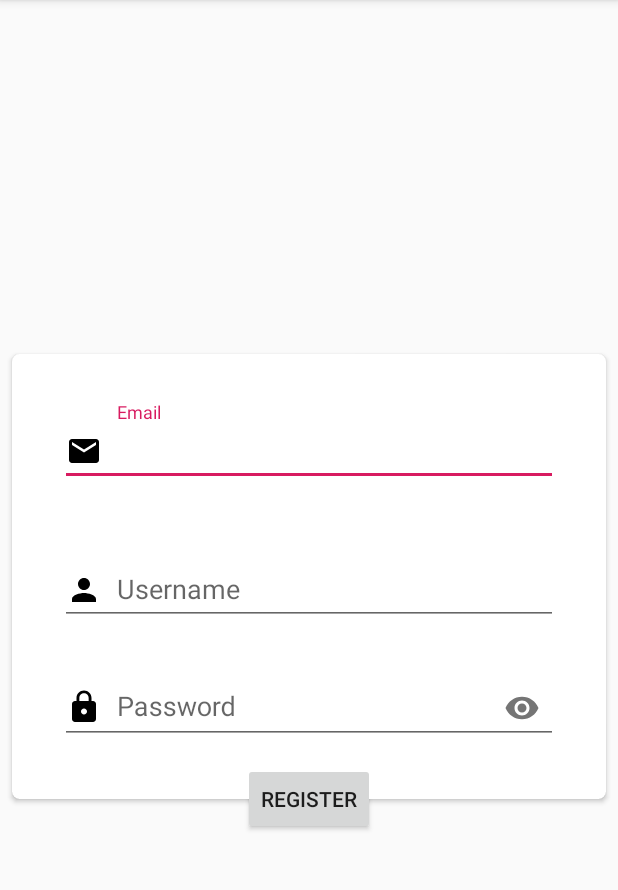
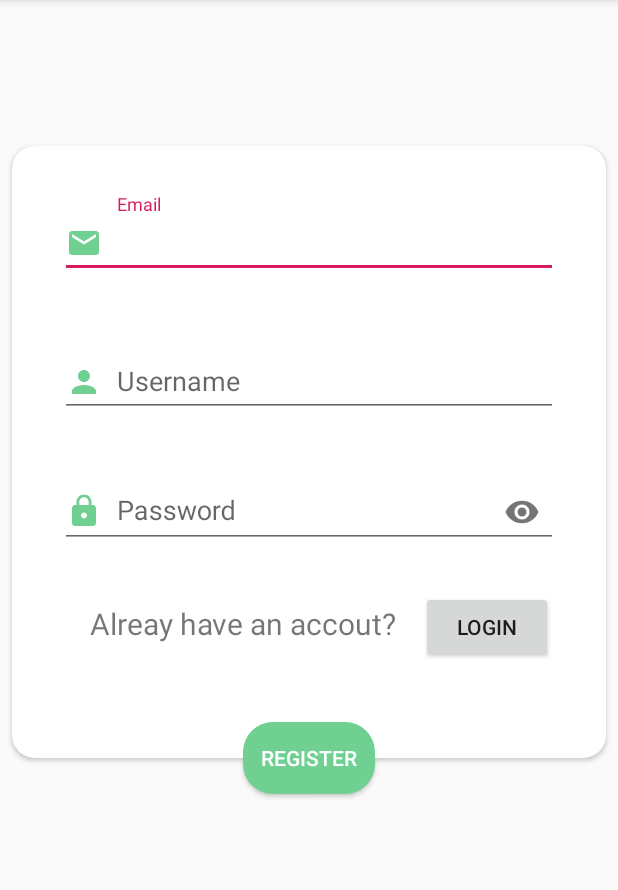
Before and after one commit to bikal3/BusSewa, an Android app: the fragment RegisterFragment shown on its own in the app's theme, on a phone screen of 412 x 824 dp, the part 84-974 px from its top. Run offline under Robolectric (Android 15) with nearby library versions, the phone set to English and light mode, and no system bars.

Commit message:
UI updated

```diff
--- /dev/null
+++ b/app/src/main/res/drawable/button_layout.xml
@@ -0,0 +1,6 @@
+<?xml version="1.0" encoding="utf-8"?>
+<shape xmlns:android="http://schemas.android.com/apk/res/android"
+    android:shape="rectangle">
+    <solid android:color="#6FD092"></solid>
+    <corners android:radius="20dp"></corners>
+</shape>
--- a/app/src/main/res/drawable/ic_email_black_24dp.xml
+++ b/app/src/main/res/drawable/ic_email_black_24dp.xml
@@ -4,6 +4,6 @@
         android:viewportWidth="24.0"
         android:viewportHeight="24.0">
     <path
-        android:fillColor="#FF000000"
+        android:fillColor="#6FD092"
         android:pathData="M20,4L4,4c-1.1,0 -1.99,0.9 -1.99,2L2,18c0,1.1 0.9,2 2,2h16c1.1,0 2,-0.9 2,-2L22,6c0,-1.1 -0.9,-2 -2,-2zM20,8l-8,5 -8,-5L4,6l8,5 8,-5v2z"/>
 </vector>
--- a/app/src/main/res/drawable/ic_lock_black_24dp.xml
+++ b/app/src/main/res/drawable/ic_lock_black_24dp.xml
@@ -4,6 +4,6 @@
         android:viewportWidth="24.0"
         android:viewportHeight="24.0">
     <path
-        android:fillColor="#FF000000"
+        android:fillColor="#6FD092"
         android:pathData="M18,8h-1L17,6c0,-2.76 -2.24,-5 -5,-5S7,3.24 7,6v2L6,8c-1.1,0 -2,0.9 -2,2v10c0,1.1 0.9,2 2,2h12c1.1,0 2,-0.9 2,-2L20,10c0,-1.1 -0.9,-2 -2,-2zM12,17c-1.1,0 -2,-0.9 -2,-2s0.9,-2 2,-2 2,0.9 2,2 -0.9,2 -2,2zM15.1,8L8.9,8L8.9,6c0,-1.71 1.39,-3.1 3.1,-3.1 1.71,0 3.1,1.39 3.1,3.1v2z"/>
 </vector>
--- a/app/src/main/res/drawable/ic_person_black_24dp.xml
+++ b/app/src/main/res/drawable/ic_person_black_24dp.xml
@@ -4,6 +4,6 @@
         android:viewportWidth="24.0"
         android:viewportHeight="24.0">
     <path
-        android:fillColor="#FF000000"
+        android:fillColor="#6FD092"
         android:pathData="M12,12c2.21,0 4,-1.79 4,-4s-1.79,-4 -4,-4 -4,1.79 -4,4 1.79,4 4,4zM12,14c-2.67,0 -8,1.34 -8,4v2h16v-2c0,-2.66 -5.33,-4 -8,-4z"/>
 </vector>
--- a/app/src/main/res/layout/fragment_register.xml
+++ b/app/src/main/res/layout/fragment_register.xml
@@ -18,17 +18,18 @@
         android:layout_marginEnd="8dp"
         android:layout_marginRight="8dp"
         android:layout_marginBottom="16dp"
-        android:cardelevation="5dp"
-        app:cardCornerRadius="5dp"
+        app:cardCornerRadius="15dp"
         app:contentPadding="16dp"
+        android:elevation="5dp"
         app:layout_constraintBottom_toBottomOf="parent"
         app:layout_constraintEnd_toEndOf="parent"
         app:layout_constraintStart_toStartOf="parent"
-        app:layout_constraintTop_toTopOf="parent">
+        app:layout_constraintTop_toTopOf="parent"
+        app:layout_constraintVertical_bias="0.26">
 
         <androidx.constraintlayout.widget.ConstraintLayout
             android:layout_width="match_parent"
-            android:layout_height="match_parent">
+            android:layout_height="wrap_content">
 
             <com.google.android.material.textfield.TextInputLayout
                 android:id="@+id/til_email"
@@ -70,7 +71,7 @@
                 android:layout_marginEnd="16dp"
                 android:layout_marginRight="16dp"
                 app:errorEnabled="true"
-                app:layout_constraintBottom_toBottomOf="parent"
+                app:layout_constraintBottom_toTopOf="@+id/btn_login_join"
                 app:layout_constraintEnd_toEndOf="parent"
                 app:layout_constraintHorizontal_bias="0.0"
                 app:layout_constraintStart_toStartOf="parent"
@@ -96,12 +97,12 @@
                 android:layout_width="match_parent"
                 android:layout_height="wrap_content"
 
-                app:errorEnabled="true"
                 android:layout_marginStart="16dp"
                 android:layout_marginLeft="16dp"
                 android:layout_marginTop="16dp"
                 android:layout_marginEnd="16dp"
                 android:layout_marginRight="16dp"
+                app:errorEnabled="true"
                 app:layout_constraintEnd_toEndOf="parent"
                 app:layout_constraintStart_toStartOf="parent"
                 app:layout_constraintTop_toBottomOf="@+id/til_email">
@@ -115,8 +116,37 @@
                     android:drawablePadding="10dp"
                     android:hint="@string/username"
                     tools:layout_editor_absoluteX="0dp"
-                    tools:layout_editor_absoluteY="173dp"  />
+                    tools:layout_editor_absoluteY="173dp" />
             </com.google.android.material.textfield.TextInputLayout>
+
+            <TextView
+                android:id="@+id/textView5"
+                android:layout_width="wrap_content"
+                android:layout_height="wrap_content"
+                android:layout_marginStart="16dp"
+                android:layout_marginLeft="16dp"
+                android:layout_marginTop="16dp"
+                android:layout_marginEnd="16dp"
+                android:layout_marginRight="16dp"
+                android:layout_marginBottom="60dp"
+                android:text="@string/already_have_an_account"
+                android:textSize="20sp"
+                app:layout_constraintBottom_toBottomOf="parent"
+                app:layout_constraintEnd_toStartOf="@id/btn_login_join"
+                app:layout_constraintHorizontal_chainStyle="packed"
+                app:layout_constraintStart_toStartOf="parent"
+                app:layout_constraintTop_toBottomOf="@+id/til_password"
+                app:layout_constraintVertical_bias="0.51" />
+
+            <Button
+                android:id="@+id/btn_login_join"
+                android:layout_width="wrap_content"
+                android:layout_height="wrap_content"
+                android:text="@string/login"
+                app:layout_constraintBaseline_toBaselineOf="@+id/textView5"
+                app:layout_constraintEnd_toEndOf="parent"
+                app:layout_constraintHorizontal_bias="0.15"
+                app:layout_constraintStart_toEndOf="@+id/textView5" />
         </androidx.constraintlayout.widget.ConstraintLayout>
     </androidx.cardview.widget.CardView>
 
@@ -127,6 +157,8 @@
         android:layout_marginTop="16dp"
         android:layout_marginBottom="16dp"
         android:text="@string/register"
+        android:background="@drawable/button_layout"
+        android:textColor="@color/colorWhite"
         app:layout_constraintBottom_toBottomOf="@+id/register_cardview"
         app:layout_constraintEnd_toEndOf="@+id/register_cardview"
         app:layout_constraintStart_toStartOf="@+id/register_cardview"
--- a/app/src/main/res/values/colors.xml
+++ b/app/src/main/res/values/colors.xml
@@ -3,4 +3,7 @@
     <color name="colorPrimary">#008577</color>
     <color name="colorPrimaryDark">#00574B</color>
     <color name="colorAccent">#D81B60</color>
+    <color name="colorBackground">#172C55</color>
+    <color name="colorButton">#6FD092</color>
+    <color name="colorWhite">#FFFFFF</color>
 </resources>
--- a/app/src/main/res/values/strings.xml
+++ b/app/src/main/res/values/strings.xml
@@ -8,6 +8,7 @@
     <string name="email">Email</string>
     <string name="password">Password</string>
     <string name="new_to_bussewa">New to BusSewa?</string>
+    <string name="already_have_an_account">Alreay have an accout?</string>
     <string name="join">Join</string>
     <string name="username">Username</string>
 </resources>
```
Also changed, not shown: app/src/main/java/com/example/bustracker/LoginFragment.java (+8 -0 lines), app/src/main/java/com/example/bustracker/MainActivity.java (+29 -1 lines), app/src/main/java/com/example/bustracker/RegisterFragment.java (+7 -0 lines), app/src/main/res/layout/activity_main.xml (+5 -3 lines), app/src/main/res/layout/fragment_login.xml (+8 -6 lines).
